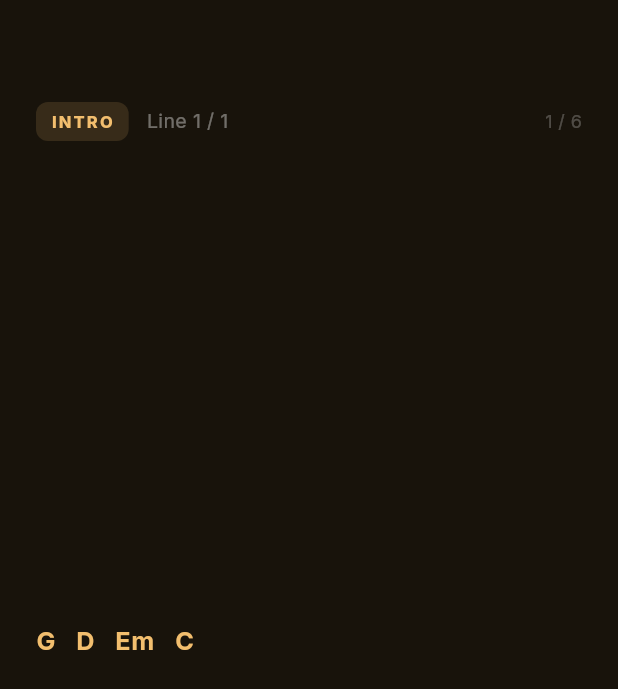
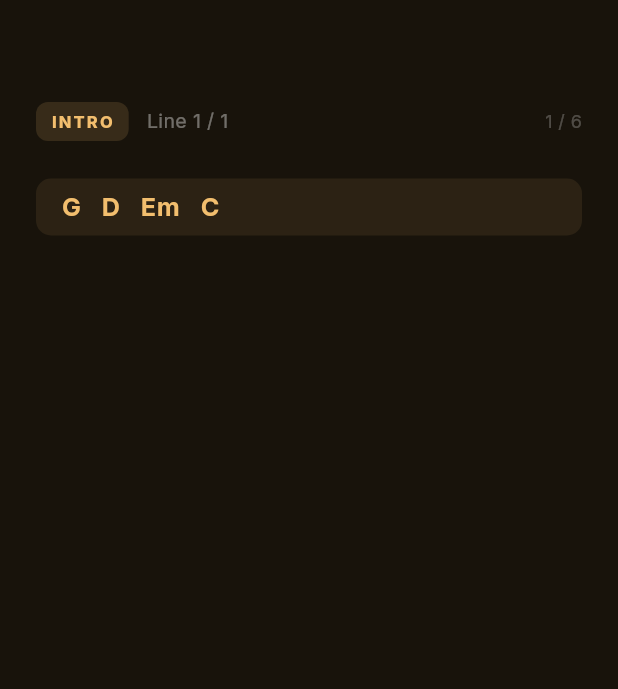
Before and after one commit to HadenHiles/LyricPilot, a Flutter app: the _ContentLayer widget shown alone on an empty page, opened directly with sample values from the repository, on a phone screen of 412 x 824 dp. Shown: the top 689 px of the screen. Run offline on Flutter 3.47's test engine with Material 3 defaults, Android fonts, the light colour scheme and no system bars; our stand-ins replace flutter_riverpod, freezed_annotation, go_router, google_fonts, riverpod_annotation, wakelock_plus; generated files the repository leaves out were written again.

Commit message:
feat(phase-3+4): karaoke-style performance view
- Replace static 4-line column with smooth-scrolling ListView
- Active line anchored at 25% from top for read-ahead
- Graduated opacity + font scale (1.00 → 0.16) across context lines
- Upcoming line (+1) keeps elevated chord tint to signal next chord
- Active line: left primary-colour accent bar + translucent pill bg
- Inactive lines: matching indent so text columns stay aligned
- AnimatedOpacity (280ms easeInOut) transitions as active line changes
- Add activeChordIndex param to ChordLyricLine; active chord gets pill highlight
- Add chordIndex field to PerformanceState + propagate through all nav methods

```diff
--- a/lib/features/performance/domain/performance_state.dart
+++ b/lib/features/performance/domain/performance_state.dart
@@ -17,13 +17,16 @@ enum RepeatMode {
 /// All navigation and display preference are captured here so the view
 /// is a pure function of this value — no local widget state for position.
 class PerformanceState {
-  const PerformanceState({this.sectionIndex = 0, this.lineIndex = 0, this.repeatMode = RepeatMode.none, this.fontSize = 28.0, this.lineSpacing = 1.6, this.controlsVisible = true, this.playback = const PlaybackState()});
+  const PerformanceState({this.sectionIndex = 0, this.lineIndex = 0, this.chordIndex = 0, this.repeatMode = RepeatMode.none, this.fontSize = 28.0, this.lineSpacing = 1.6, this.controlsVisible = true, this.playback = const PlaybackState()});
 
   /// Index of the currently active section in [Song.sections].
   final int sectionIndex;
 
   /// Index of the currently active line within the current section.
   final int lineIndex;
+
+  /// Index of the currently active chord within the current line (0 = first).
+  final int chordIndex;
 
   /// Current repeat behaviour.
   final RepeatMode repeatMode;
@@ -54,6 +57,14 @@ class PerformanceState {
 
   // ── copyWith ───────────────────────────────────────────────────────────────
 
-  PerformanceState copyWith({int? sectionIndex, int? lineIndex, RepeatMode? repeatMode, double? fontSize, double? lineSpacing, bool? controlsVisible, PlaybackState? playback}) =>
-      PerformanceState(sectionIndex: sectionIndex ?? this.sectionIndex, lineIndex: lineIndex ?? this.lineIndex, repeatMode: repeatMode ?? this.repeatMode, fontSize: fontSize ?? this.fontSize, lineSpacing: lineSpacing ?? this.lineSpacing, controlsVisible: controlsVisible ?? this.controlsVisible, playback: playback ?? this.playback);
+  PerformanceState copyWith({int? sectionIndex, int? lineIndex, int? chordIndex, RepeatMode? repeatMode, double? fontSize, double? lineSpacing, bool? controlsVisible, PlaybackState? playback}) => PerformanceState(
+    sectionIndex: sectionIndex ?? this.sectionIndex,
+    lineIndex: lineIndex ?? this.lineIndex,
+    chordIndex: chordIndex ?? this.chordIndex,
+    repeatMode: repeatMode ?? this.repeatMode,
+    fontSize: fontSize ?? this.fontSize,
+    lineSpacing: lineSpacing ?? this.lineSpacing,
+    controlsVisible: controlsVisible ?? this.controlsVisible,
+    playback: playback ?? this.playback,
+  );
 }
--- a/lib/features/performance/presentation/screens/performance_screen.dart
+++ b/lib/features/performance/presentation/screens/performance_screen.dart
@@ -146,16 +146,10 @@ class _ContentLayer extends StatelessWidget {
       );
     }
 
-    final colorScheme = Theme.of(context).colorScheme;
     final sectionIdx = state.sectionIndex.clamp(0, song.sections.length - 1);
     final section = song.sections[sectionIdx];
     final lines = section.lines;
     final lineIdx = lines.isEmpty ? 0 : state.lineIndex.clamp(0, lines.length - 1);
-
-    final activeChordStyle = TextStyle(color: colorScheme.primary, fontSize: state.fontSize * 0.60, fontWeight: FontWeight.w700, letterSpacing: 0.5, height: 1.1);
-    final activeLyricStyle = TextStyle(color: Colors.white, fontSize: state.fontSize, height: state.lineSpacing, fontWeight: FontWeight.w500);
-    final dimChordStyle = activeChordStyle.copyWith(color: colorScheme.primary.withValues(alpha: 0.22), fontSize: state.fontSize * 0.50);
-    final dimLyricStyle = activeLyricStyle.copyWith(color: Colors.white.withValues(alpha: 0.22), fontSize: state.fontSize * 0.72, fontWeight: FontWeight.w400);
 
     return SafeArea(
       child: Padding(
@@ -167,7 +161,7 @@ class _ContentLayer extends StatelessWidget {
             _SectionBadge(section: section, sectionIndex: sectionIdx, totalSections: song.sections.length, lineIndex: lineIdx, totalLines: lines.length),
             const SizedBox(height: 20),
             Expanded(
-              child: _LinesView(lines: lines, activeIndex: lineIdx, activeLyricStyle: activeLyricStyle, activeChordStyle: activeChordStyle, dimLyricStyle: dimLyricStyle, dimChordStyle: dimChordStyle),
+              child: _LinesView(lines: lines, activeIndex: lineIdx, activeChordIndex: state.chordIndex, fontSize: state.fontSize, lineSpacing: state.lineSpacing),
             ),
           ],
         ),
@@ -213,53 +207,151 @@ class _SectionBadge extends StatelessWidget {
 
 // ─── Lines view ───────────────────────────────────────────────────────────────
 
-/// Displays up to 4 lines centred vertically: 1 dimmed context line above,
-/// the active line at full brightness, then up to 2 dimmed context lines below.
-class _LinesView extends StatelessWidget {
+/// Karaoke-style lyric display: the active line is anchored at ~25 % from the
+/// top so the player can always read ahead. Lines animate between dim and bright
+/// as [activeIndex] changes, and the list scrolls smoothly to follow.
+class _LinesView extends StatefulWidget {
   final List<SongLine> lines;
   final int activeIndex;
-  final TextStyle activeLyricStyle;
-  final TextStyle activeChordStyle;
-  final TextStyle dimLyricStyle;
-  final TextStyle dimChordStyle;
+  final int activeChordIndex;
+  final double fontSize;
+  final double lineSpacing;
 
-  const _LinesView({required this.lines, required this.activeIndex, required this.activeLyricStyle, required this.activeChordStyle, required this.dimLyricStyle, required this.dimChordStyle});
+  const _LinesView({required this.lines, required this.activeIndex, required this.activeChordIndex, required this.fontSize, required this.lineSpacing});
+
+  @override
+  State<_LinesView> createState() => _LinesViewState();
+}
+
+class _LinesViewState extends State<_LinesView> {
+  final _scrollController = ScrollController();
+  final _lineKeys = <int, GlobalKey>{};
+
+  GlobalKey _keyFor(int index) => _lineKeys.putIfAbsent(index, GlobalKey.new);
+
+  @override
+  void initState() {
+    super.initState();
+    WidgetsBinding.instance.addPostFrameCallback((_) => _scrollToActive());
+  }
+
+  @override
+  void didUpdateWidget(_LinesView old) {
+    super.didUpdateWidget(old);
+    // When the section changes the lines list is a different object; clear the
+    // key map so widgets are freshly keyed for the new section.
+    if (!identical(old.lines, widget.lines)) {
+      _lineKeys.clear();
+    }
+    if (old.activeIndex != widget.activeIndex || !identical(old.lines, widget.lines)) {
+      WidgetsBinding.instance.addPostFrameCallback((_) => _scrollToActive());
+    }
+  }
+
+  @override
+  void dispose() {
+    _scrollController.dispose();
+    super.dispose();
+  }
+
+  void _scrollToActive() {
+    if (!mounted) return;
+    final ctx = _keyFor(widget.activeIndex).currentContext;
+    if (ctx == null) return;
+    Scrollable.ensureVisible(ctx, duration: const Duration(milliseconds: 450), curve: Curves.easeInOutCubic, alignment: 0.25);
+  }
+
+  // Opacity ramp: 0 = active, +N = upcoming, -N = past.
+  double _opacityFor(int rel) => switch (rel) {
+    0 => 1.00,
+    1 => 0.72,
+    2 => 0.48,
+    3 => 0.30,
+    >= 4 => 0.16,
+    -1 => 0.34,
+    -2 => 0.18,
+    _ => 0.10,
+  };
+
+  double _fontScaleFor(int rel) => switch (rel) {
+    0 => 1.00,
+    1 => 0.88,
+    2 => 0.80,
+    >= 3 => 0.73,
+    -1 => 0.78,
+    _ => 0.70,
+  };
 
   @override
   Widget build(BuildContext context) {
-    if (lines.isEmpty) {
+    if (widget.lines.isEmpty) {
       return const Center(
         child: Text('No lines in this section.', style: TextStyle(color: Colors.white24, fontSize: 16)),
       );
     }
 
-    return Column(
-      crossAxisAlignment: CrossAxisAlignment.start,
-      mainAxisAlignment: MainAxisAlignment.center,
-      children: [
-        // Previous line — context above
-        if (activeIndex > 0) ...[_buildLine(lines[activeIndex - 1], dim: true), const SizedBox(height: 20)],
+    final cs = Theme.of(context).colorScheme;
 
-        // Active line
-        _buildLine(lines[activeIndex], dim: false),
+    return ListView.builder(
+      controller: _scrollController,
+      // Bottom padding lets the last line scroll up to the 25 % anchor.
+      padding: const EdgeInsets.only(bottom: 160),
+      itemCount: widget.lines.length,
+      itemBuilder: (context, index) {
+        final rel = index - widget.activeIndex;
+        final isActive = rel == 0;
+        final opacity = _opacityFor(rel);
+        final scale = _fontScaleFor(rel);
 
-        // Context lines below
-        if (activeIndex + 1 < lines.length) ...[const SizedBox(height: 20), _buildLine(lines[activeIndex + 1], dim: true)],
-        if (activeIndex + 2 < lines.length) ...[
-          const SizedBox(height: 12),
-          _buildLine(
-            lines[activeIndex + 2],
-            dim: true,
-            lyricOverride: dimLyricStyle.copyWith(color: Colors.white.withValues(alpha: 0.10)),
-            chordOverride: dimChordStyle.copyWith(color: Colors.white.withValues(alpha: 0.08)),
+        // The immediately-next line keeps a higher chord tint — the player can
+        // see "this chord is coming up" without it competing with the active line.
+        final chordAlpha = isActive ? 1.0 : (rel == 1 ? 0.75 : opacity * 0.90);
+        final chordColor = cs.primary.withValues(alpha: chordAlpha);
+        final lyricColor = Colors.white.withValues(alpha: isActive ? 1.0 : opacity);
+
+        final chordStyle = TextStyle(color: chordColor, fontSize: widget.fontSize * 0.60 * scale, fontWeight: FontWeight.w700, letterSpacing: 0.5, height: 1.1);
+        final lyricStyle = TextStyle(color: lyricColor, fontSize: widget.fontSize * scale, height: widget.lineSpacing, fontWeight: isActive ? FontWeight.w600 : FontWeight.w400);
+
+        final lineWidget = ChordLyricLine(line: widget.lines[index], lyricStyle: lyricStyle, chordStyle: chordStyle, displayMode: ChordDisplayMode.stacked, activeChordIndex: isActive ? widget.activeChordIndex : -1);
+
+        // Active line: left accent bar + translucent background pill.
+        // Inactive lines: matching left indent so text columns align.
+        final Widget item;
+        if (isActive) {
+          item = Container(
+            padding: const EdgeInsets.fromLTRB(0, 10, 16, 10),
+            decoration: BoxDecoration(color: cs.primary.withValues(alpha: 0.09), borderRadius: BorderRadius.circular(10)),
+            child: Row(
+              crossAxisAlignment: CrossAxisAlignment.start,
+              children: [
+                Container(
+                  width: 3,
+                  margin: const EdgeInsets.only(right: 14),
+                  decoration: BoxDecoration(color: cs.primary, borderRadius: BorderRadius.circular(2)),
+                ),
+                Expanded(child: lineWidget),
+              ],
+            ),
+          );
+        } else {
+          item = Padding(
+            // 17 px = 3 px accent bar + 14 px gap → text aligns with active line.
+            padding: const EdgeInsets.fromLTRB(17, 0, 16, 0),
+            child: lineWidget,
+          );
+        }
+
+        return KeyedSubtree(
+          key: _keyFor(index),
+          child: AnimatedOpacity(
+            opacity: isActive ? 1.0 : opacity,
+            duration: const Duration(milliseconds: 280),
+            curve: Curves.easeInOut,
+            child: Padding(padding: const EdgeInsets.symmetric(vertical: 5), child: item),
           ),
-        ],
-      ],
+        );
+      },
     );
-  }
-
-  Widget _buildLine(SongLine line, {required bool dim, TextStyle? lyricOverride, TextStyle? chordOverride}) {
-    return ChordLyricLine(line: line, lyricStyle: lyricOverride ?? (dim ? dimLyricStyle : activeLyricStyle), chordStyle: chordOverride ?? (dim ? dimChordStyle : activeChordStyle), displayMode: ChordDisplayMode.stacked);
   }
 }
 
```
Also changed, not shown: lib/features/performance/presentation/providers/performance_provider.dart (+10 -9 lines), lib/features/song_library/presentation/widgets/chord_lyric_line.dart (+26 -5 lines).
